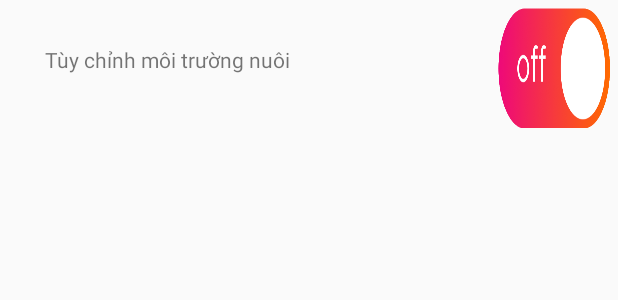
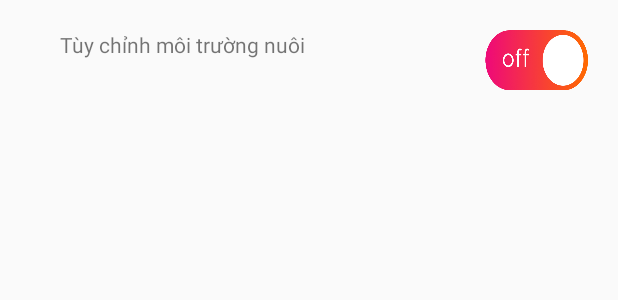
Before and after one commit to nguyenvanthientkp/giaodien, an Android app: the layout fragment_setting.xml on its own in the app's theme, with its tools: preview values and no code run, on a phone screen of 412 x 824 dp. Shown: the top 300 px of the screen. Run offline under Robolectric (Android 15) with nearby library versions, the phone set to English and light mode, and no system bars.

Commit message:
đẹp rồi

```diff
--- a/app/src/main/res/layout/fragment_setting.xml
+++ b/app/src/main/res/layout/fragment_setting.xml
@@ -13,9 +13,10 @@
             android:orientation="vertical">
             <LinearLayout
                 android:layout_width="match_parent"
-                android:layout_height="90dp"
+                android:layout_height="70dp"
                 android:weightSum="5"
-                android:layout_alignParentTop="true">
+                android:layout_alignParentTop="true"
+                android:layout_margin="10dp">
 
                 <TextView
                     android:layout_width="0dp"
@@ -30,8 +31,8 @@
                 <ToggleButton
                     android:id="@+id/btnauto"
                     android:layout_width="0dp"
-                    android:layout_height="80dp"
-                    android:layout_margin="5dp"
+                    android:layout_height="40dp"
+                    android:layout_margin="10dp"
                     android:background="@drawable/btn_on_off"
                     android:checked="false"
                     android:textOff=" "
@@ -48,7 +49,7 @@
                 android:layout_marginLeft="50dp">
                 <LinearLayout
                     android:layout_width="match_parent"
-                    android:layout_height="80dp"
+                    android:layout_height="70dp"
                     android:orientation="horizontal"
                     android:weightSum="5"
                     android:layout_margin="10dp">
@@ -70,7 +71,7 @@
                 </LinearLayout>
                 <LinearLayout
                     android:layout_width="match_parent"
-                    android:layout_height="80dp"
+                    android:layout_height="70dp"
                     android:orientation="horizontal"
                     android:weightSum="5"
                     android:layout_margin="10dp">
@@ -92,7 +93,7 @@
                 </LinearLayout>
                 <LinearLayout
                     android:layout_width="match_parent"
-                    android:layout_height="90dp"
+                    android:layout_height="70dp"
                     android:orientation="horizontal"
                     android:weightSum="5"
                     android:layout_margin="10dp">
@@ -107,7 +108,7 @@
                     <ToggleButton
                         android:id="@+id/btnLed"
                         android:layout_width="80dp"
-                        android:layout_height="80dp"
+                        android:layout_height="40dp"
                         android:layout_margin="10dp"
                         android:layout_toRightOf="@+id/tvmt"
                         android:background="@drawable/btn_on_off"
@@ -117,7 +118,7 @@
                 </LinearLayout>
                 <LinearLayout
                     android:layout_width="match_parent"
-                    android:layout_height="90dp"
+                    android:layout_height="70dp"
                     android:orientation="horizontal"
                     android:weightSum="5"
                     android:layout_margin="10dp">
@@ -131,7 +132,31 @@
                     <ToggleButton
                         android:id="@+id/btnAn"
                         android:layout_width="80dp"
-                        android:layout_height="80dp"
+                        android:layout_height="40dp"
+                        android:layout_margin="10dp"
+                        android:layout_toRightOf="@+id/tvmt"
+                        android:background="@drawable/btn_on_off"
+                        android:checked="true"
+                        android:textOff=" "
+                        android:textOn=" " />
+                </LinearLayout>
+                <LinearLayout
+                    android:layout_width="match_parent"
+                    android:layout_height="70dp"
+                    android:orientation="horizontal"
+                    android:weightSum="5"
+                    android:layout_margin="10dp">
+                    <TextView
+                        android:layout_width="0dp"
+                        android:layout_height="wrap_content"
+                        android:text="Máy Oxi :"
+                        android:gravity="left"
+                        android:layout_weight="5"
+                        />
+                    <ToggleButton
+                        android:id="@+id/btno2"
+                        android:layout_width="80dp"
+                        android:layout_height="40dp"
                         android:layout_margin="10dp"
                         android:layout_toRightOf="@+id/tvmt"
                         android:background="@drawable/btn_on_off"
```
